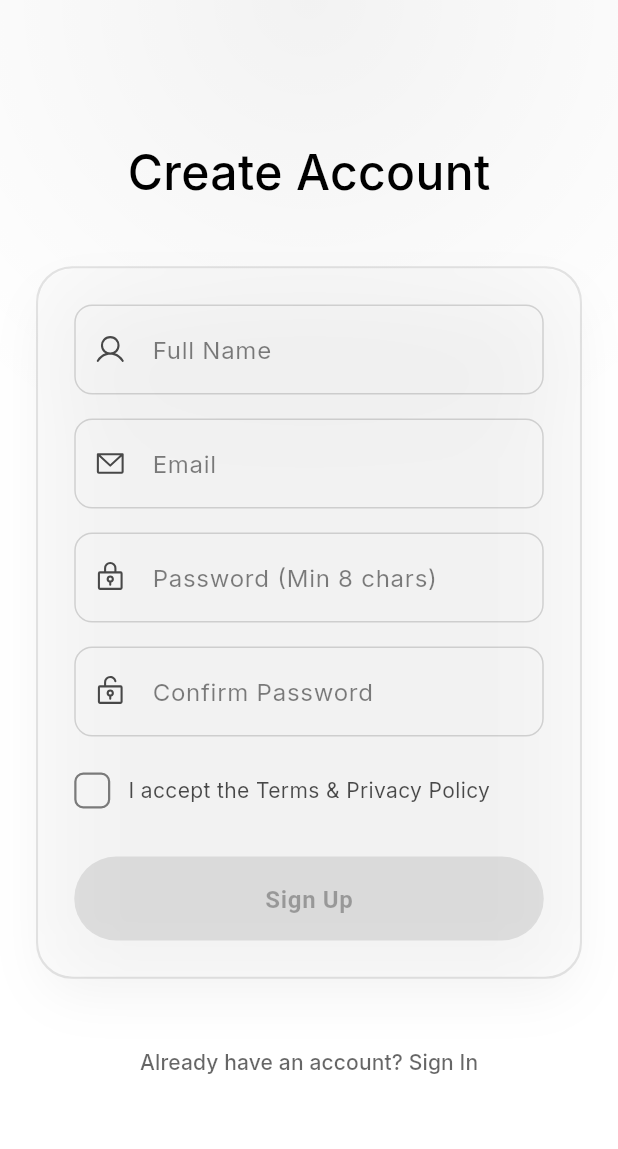
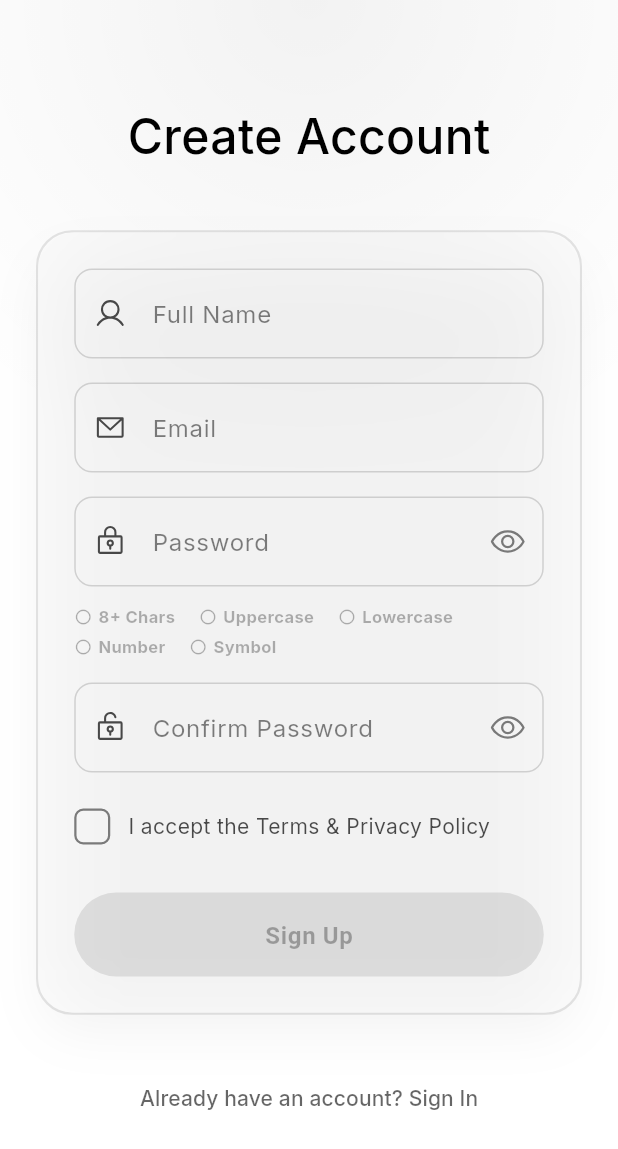
Before and after one commit to BSSE23029/aws_url_shortner, a Flutter app: the screen it shows after launch, after a tap on "Create an Account", on a phone screen of 412 x 824 dp. Shown: the top 1149 px of the screen. Run offline on Flutter 3.47's test engine with Material 3 defaults, Android fonts, the phone set to English and light mode, and no system bars; our stand-ins replace flex_color_scheme, flutter_animate, flutter_riverpod, go_router, google_fonts, phosphor_flutter and 2 more; missing offline and left inert: amazon_cognito_identity_dart_2; accounts and stored records are empty.

Commit message:
Refactor UI for consistent theming and password validation
Updated multiple screens and the StealthInput widget to use theme-based colors for improved consistency across light and dark modes. Enhanced the sign-up screen with live password requirement validation and a requirements checklist. Refactored StealthInput to support password visibility toggling and onChanged callbacks. Improved UI elements in URL creation and details screens to use theme colors and better layout.

```diff
--- a/lib/ui/screens/auth/sign_in_screen.dart
+++ b/lib/ui/screens/auth/sign_in_screen.dart
@@ -59,7 +59,6 @@ class _SignInScreenState extends ConsumerState<SignInScreen> {
 
   @override
   Widget build(BuildContext context) {
-    // FIX: Safe listener inside build
     ref.listen(authProvider, (previous, next) {
       if (next.isAuthenticated) {
         context.go('/dashboard');
@@ -75,6 +74,9 @@ class _SignInScreenState extends ConsumerState<SignInScreen> {
       }
     });
 
+    final theme = Theme.of(context);
+    final txtColor = theme.colorScheme.onSurface;
+
     return CyberScaffold(
       enableBack: false,
       body: Center(
@@ -82,9 +84,13 @@ class _SignInScreenState extends ConsumerState<SignInScreen> {
           padding: const EdgeInsets.all(24),
           child: Column(
             children: [
-              const Text(
+              Text(
                 'Welcome Back',
-                style: TextStyle(fontSize: 32, fontWeight: FontWeight.w500),
+                style: TextStyle(
+                  fontSize: 32,
+                  fontWeight: FontWeight.w500,
+                  color: txtColor,
+                ),
               ),
               const SizedBox(height: 40),
 
@@ -107,7 +113,7 @@ class _SignInScreenState extends ConsumerState<SignInScreen> {
                       StealthInput(
                         label: "Password",
                         icon: PhosphorIconsRegular.lockKey,
-                        isObscure: true,
+                        isPassword: true, // Show Eye
                         controller: _passwordController,
                         focusNode: _passwordFocus,
                         textInputAction: TextInputAction.done,
@@ -121,9 +127,7 @@ class _SignInScreenState extends ConsumerState<SignInScreen> {
                           child: Text(
                             'Forgot Password?',
                             style: TextStyle(
-                              color: Theme.of(
-                                context,
-                              ).colorScheme.onSurface.withValues(alpha: 0.6),
+                              color: txtColor.withValues(alpha: 0.6),
                             ),
                           ),
                         ),
@@ -141,9 +145,7 @@ class _SignInScreenState extends ConsumerState<SignInScreen> {
                                 height: 20,
                                 width: 20,
                                 child: CircularProgressIndicator(
-                                  color: Theme.of(
-                                    context,
-                                  ).scaffoldBackgroundColor,
+                                  color: theme.scaffoldBackgroundColor,
                                   strokeWidth: 2,
                                 ),
                               )
@@ -159,11 +161,7 @@ class _SignInScreenState extends ConsumerState<SignInScreen> {
                 onPressed: () => context.push('/signup'),
                 child: Text(
                   'Create an Account',
-                  style: TextStyle(
-                    color: Theme.of(
-                      context,
-                    ).colorScheme.onSurface.withValues(alpha: 0.6),
-                  ),
+                  style: TextStyle(color: txtColor.withValues(alpha: 0.6)),
                 ),
               ),
             ],
--- a/lib/ui/screens/auth/sign_up_screen.dart
+++ b/lib/ui/screens/auth/sign_up_screen.dart
@@ -28,6 +28,14 @@ class _SignUpScreenState extends ConsumerState<SignUpScreen> {
 
   bool _acceptTerms = false;
   bool _isValid = false;
+
+  // Validation State
+  bool _hasMinLength = false;
+  bool _hasUppercase = false;
+  bool _hasLowercase = false;
+  bool _hasDigits = false;
+  bool _hasSpecial = false;
+
   final _emailRegex = RegExp(r'^[\w-\.]+@([\w-]+\.)+[\w-]{2,4}$');
 
   @override
@@ -35,17 +43,37 @@ class _SignUpScreenState extends ConsumerState<SignUpScreen> {
     super.initState();
     _nameController.addListener(_validateForm);
     _emailController.addListener(_validateForm);
-    _passwordController.addListener(_validateForm);
     _confirmController.addListener(_validateForm);
+
+    // Listen to password specifically for the requirements list
+    _passwordController.addListener(() {
+      final pass = _passwordController.text;
+      setState(() {
+        _hasMinLength = pass.length >= 8;
+        _hasUppercase = pass.contains(RegExp(r'[A-Z]'));
+        _hasLowercase = pass.contains(RegExp(r'[a-z]'));
+        _hasDigits = pass.contains(RegExp(r'[0-9]'));
+        _hasSpecial = pass.contains(RegExp(r'[!@#\$&*~]'));
+      });
+      _validateForm();
+    });
   }
 
   void _validateForm() {
     final nameValid = _nameController.text.length >= 2;
     final emailValid = _emailRegex.hasMatch(_emailController.text);
-    final passValid = _passwordController.text.length >= 8;
+    // All password rules must pass
+    final passValid =
+        _hasMinLength &&
+        _hasUppercase &&
+        _hasLowercase &&
+        _hasDigits &&
+        _hasSpecial;
     final matchValid = _passwordController.text == _confirmController.text;
+
     final newState =
         nameValid && emailValid && passValid && matchValid && _acceptTerms;
+
     if (_isValid != newState) setState(() => _isValid = newState);
   }
 
@@ -63,7 +91,6 @@ class _SignUpScreenState extends ConsumerState<SignUpScreen> {
 
   @override
   Widget build(BuildContext context) {
-    // FIX: Safe Listener
     ref.listen(authProvider, (previous, next) {
       if (next.confirmationRequired) context.push('/mfa');
       if (next.errorMessage != null &&
@@ -85,9 +112,13 @@ class _SignUpScreenState extends ConsumerState<SignUpScreen> {
           child: Column(
             mainAxisAlignment: MainAxisAlignment.center,
             children: [
-              const Text(
+              Text(
                 'Create Account',
-                style: TextStyle(fontSize: 32, fontWeight: FontWeight.w500),
+                style: TextStyle(
+                  fontSize: 32,
+                  fontWeight: FontWeight.w500,
+                  color: txtColor,
+                ),
               ),
               const SizedBox(height: 40),
 
@@ -117,22 +148,39 @@ class _SignUpScreenState extends ConsumerState<SignUpScreen> {
                             FocusScope.of(context).requestFocus(_passFocus),
                       ),
                       const SizedBox(height: 16),
+
+                      // PASSWORD INPUT
                       StealthInput(
-                        label: "Password (Min 8 chars)",
+                        label: "Password",
                         icon: PhosphorIconsRegular.lockKey,
                         controller: _passwordController,
-                        isObscure: true,
+                        isPassword: true, // Show Eye Icon
                         focusNode: _passFocus,
                         textInputAction: TextInputAction.next,
                         onSubmitted: (_) =>
                             FocusScope.of(context).requestFocus(_confirmFocus),
                       ),
+
+                      // REQUIREMENTS LIST
+                      const SizedBox(height: 12),
+                      Wrap(
+                        spacing: 8,
+                        runSpacing: 4,
+                        children: [
+                          _buildRequirement("8+ Chars", _hasMinLength, theme),
+                          _buildRequirement("Uppercase", _hasUppercase, theme),
+                          _buildRequirement("Lowercase", _hasLowercase, theme),
+                          _buildRequirement("Number", _hasDigits, theme),
+                          _buildRequirement("Symbol", _hasSpecial, theme),
+                        ],
+                      ),
+
                       const SizedBox(height: 16),
                       StealthInput(
                         label: "Confirm Password",
                         icon: PhosphorIconsRegular.lockKeyOpen,
                         controller: _confirmController,
-                        isObscure: true,
+                        isPassword: true,
                         focusNode: _confirmFocus,
                         textInputAction: TextInputAction.done,
                         onSubmitted: (_) => _handleSubmit(),
@@ -169,11 +217,13 @@ class _SignUpScreenState extends ConsumerState<SignUpScreen> {
                                   : null,
                             ),
                             const SizedBox(width: 12),
-                            Text(
-                              'I accept the Terms & Privacy Policy',
-                              style: TextStyle(
-                                color: txtColor.withValues(alpha: 0.7),
-                                fontSize: 14,
+                            Expanded(
+                              child: Text(
+                                'I accept the Terms & Privacy Policy',
+                                style: TextStyle(
+                                  color: txtColor.withValues(alpha: 0.7),
+                                  fontSize: 14,
+                                ),
                               ),
                             ),
                           ],
@@ -217,4 +267,30 @@ class _SignUpScreenState extends ConsumerState<SignUpScreen> {
       ),
     );
   }
+
+  Widget _buildRequirement(String label, bool met, ThemeData theme) {
+    final color = met
+        ? theme.colorScheme.primary
+        : theme.colorScheme.onSurface.withValues(alpha: 0.3);
+    return Row(
+      mainAxisSize: MainAxisSize.min,
+      children: [
+        Icon(
+          met ? Icons.check_circle : Icons.circle_outlined,
+          size: 12,
+          color: color,
+        ),
+        const SizedBox(width: 4),
+        Text(
+          label,
+          style: TextStyle(
+            color: color,
+            fontSize: 11,
+            fontWeight: FontWeight.bold,
+          ),
+        ),
+        const SizedBox(width: 8),
+      ],
+    );
+  }
 }
--- a/lib/ui/widgets/stealth_input.dart
+++ b/lib/ui/widgets/stealth_input.dart
@@ -1,57 +1,84 @@
 import 'package:flutter/material.dart';
+import 'package:phosphor_flutter/phosphor_flutter.dart';
 
-class StealthInput extends StatelessWidget {
+class StealthInput extends StatefulWidget {
   final String label;
   final IconData icon;
   final TextEditingController? controller;
-  final bool isObscure;
+  final bool isPassword;
   final String? Function(String?)? validator;
   final TextInputType? keyboardType;
-
   final FocusNode? focusNode;
   final TextInputAction? textInputAction;
   final void Function(String)? onSubmitted;
+  final void Function(String)? onChanged; // Added for live validation
 
   const StealthInput({
     super.key,
     required this.label,
     required this.icon,
     this.controller,
-    this.isObscure = false,
+    this.isPassword = false,
     this.validator,
     this.keyboardType,
     this.focusNode,
     this.textInputAction,
     this.onSubmitted,
+    this.onChanged,
   });
+
+  @override
+  State<StealthInput> createState() => _StealthInputState();
+}
+
+class _StealthInputState extends State<StealthInput> {
+  late bool _obscureText;
+
+  @override
+  void initState() {
+    super.initState();
+    _obscureText = widget.isPassword;
+  }
 
   @override
   Widget build(BuildContext context) {
     final theme = Theme.of(context);
-    final isDark = theme.brightness == Brightness.dark;
-
-    // The "Ink" Color (White on Dark, Black on Light)
-    final mainColor = isDark ? Colors.white : Colors.black;
+    // Dynamic Ink Color (Black in Light Mode, White in Dark Mode)
+    final mainColor = theme.colorScheme.onSurface;
 
     return TextFormField(
-      controller: controller,
-      focusNode: focusNode,
-      obscureText: isObscure,
-      keyboardType: keyboardType,
-      textInputAction: textInputAction,
-      onFieldSubmitted: onSubmitted,
+      controller: widget.controller,
+      focusNode: widget.focusNode,
+      obscureText: _obscureText,
+      keyboardType: widget.keyboardType,
+      textInputAction: widget.textInputAction,
+      onFieldSubmitted: widget.onSubmitted,
+      onChanged: widget.onChanged,
       style: TextStyle(color: mainColor, fontSize: 16),
       cursorColor: mainColor,
       decoration: InputDecoration(
-        labelText: label,
+        labelText: widget.label,
         labelStyle: TextStyle(color: mainColor.withValues(alpha: 0.5)),
         prefixIcon: Icon(
-          icon,
+          widget.icon,
           color: mainColor.withValues(alpha: 0.7),
           size: 22,
         ),
 
-        // Stealth Borders (Dynamic)
+        // The Eye Toggle
+        suffixIcon: widget.isPassword
+            ? IconButton(
+                icon: Icon(
+                  _obscureText
+                      ? PhosphorIconsRegular.eye
+                      : PhosphorIconsRegular.eyeSlash,
+                  color: mainColor.withValues(alpha: 0.5),
+                ),
+                onPressed: () => setState(() => _obscureText = !_obscureText),
+              )
+            : null,
+
+        // Stealth Borders
         enabledBorder: OutlineInputBorder(
           borderRadius: BorderRadius.circular(12),
           borderSide: BorderSide(
@@ -77,7 +104,7 @@ class StealthInput extends StatelessWidget {
           horizontal: 16,
         ),
       ),
-      validator: validator,
+      validator: widget.validator,
     );
   }
 }
```
Also changed, not shown: lib/ui/screens/url/create_url_screen.dart (+13 -15 lines), lib/ui/screens/url/url_details_screen.dart (+26 -11 lines).
